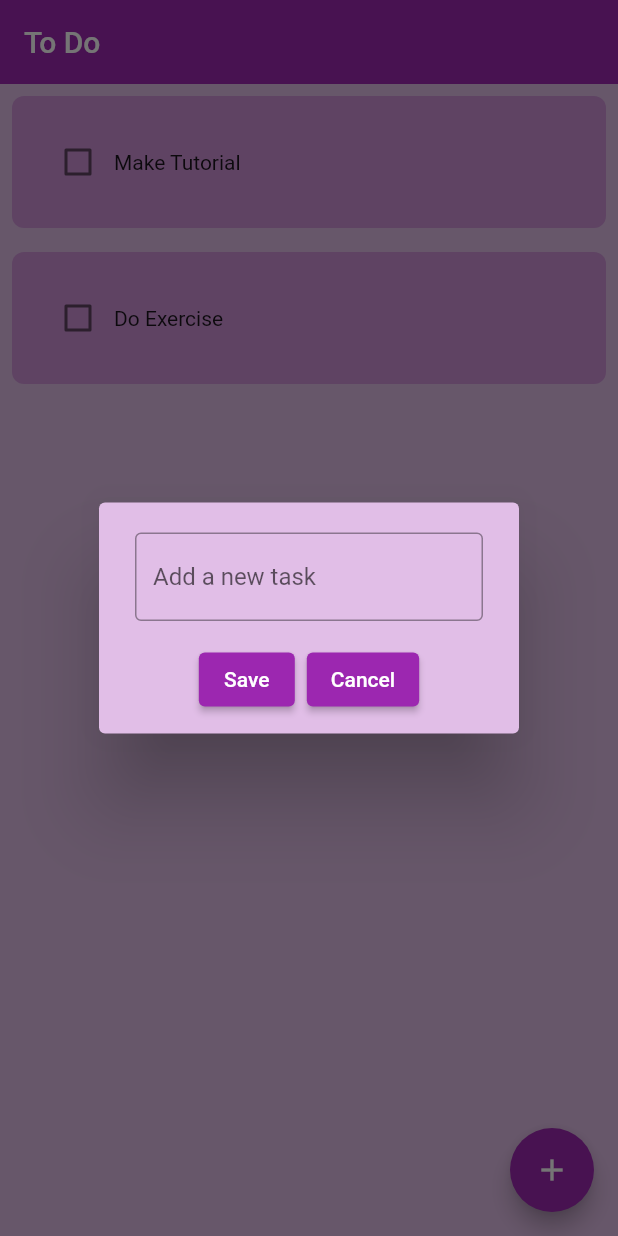
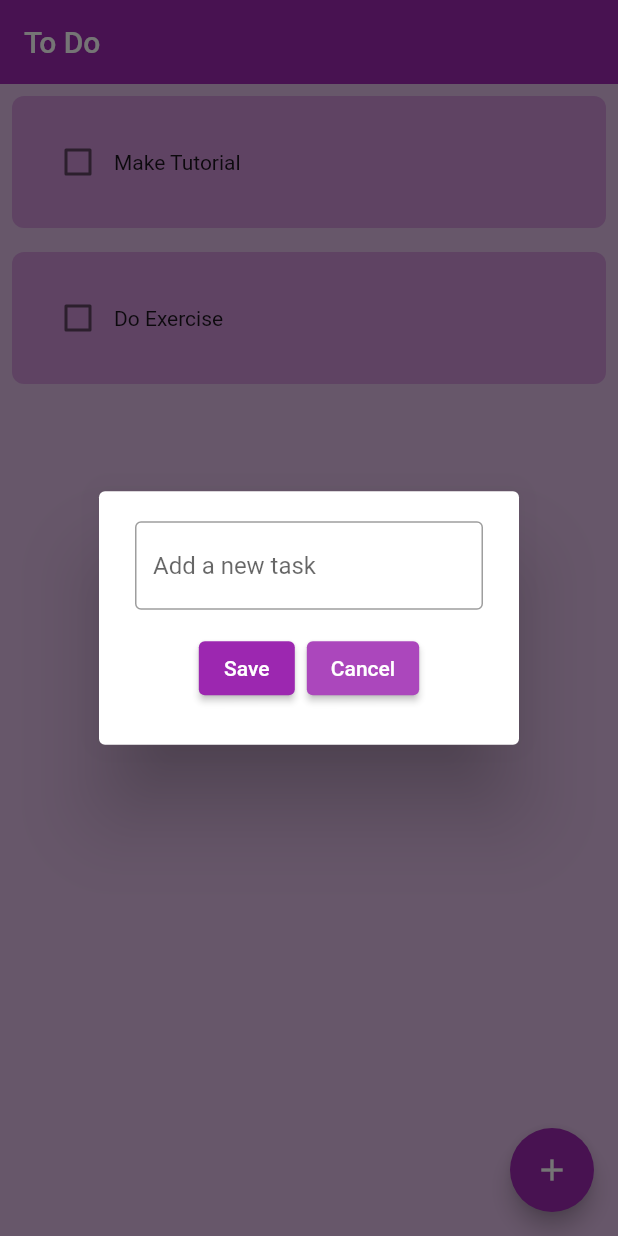
Before and after one commit to night-coder-13/todo_flutter, a Flutter app: the screen it shows after launch, after a tap on the "add" icon, on a phone screen of 412 x 824 dp. Run offline on Flutter 3.47's test engine with Material 2 defaults, Android fonts, the phone set to English and light mode, and no system bars; drawn by our look-alikes of flutter_slidable; our stand-ins replace hive_flutter; accounts and stored records are empty.

Commit message:
edit function

```diff
--- a/todo/lib/util/my_button.dart
+++ b/todo/lib/util/my_button.dart
@@ -5,10 +5,12 @@ import 'package:flutter/material.dart';
 class MyButton extends StatelessWidget {
   final String text;
   final VoidCallback onPressed;
+  final Color color;
 
   MyButton({super.key,
   required this.text ,
   required this.onPressed,
+  required this.color
   });
 
   @override
@@ -17,6 +19,9 @@ class MyButton extends StatelessWidget {
       // color: Theme.of(context).primaryColor,
       onPressed: onPressed,
       child: Text(text),
+      style: ElevatedButton.styleFrom(
+        backgroundColor: color
+      ),
     );
   }
 }
--- a/todo/lib/util/todolist.dart
+++ b/todo/lib/util/todolist.dart
@@ -7,6 +7,7 @@ class ToDoList extends StatelessWidget {
   final bool taskCompletad;
   Function(bool?)? onChanged;
   Function(BuildContext)? deleteFunction;
+  Function(BuildContext)? editFunction;
 
   ToDoList ({
     super.key,
@@ -14,6 +15,7 @@ class ToDoList extends StatelessWidget {
     required this.taskCompletad,
     required this.onChanged,
     required this.deleteFunction,
+    required this.editFunction,
   });
 
   @override
@@ -21,13 +23,24 @@ class ToDoList extends StatelessWidget {
     return Padding(
       padding: const EdgeInsets.all(8.0),
       child: Slidable(
+        startActionPane: ActionPane(
+          motion: StretchMotion(),
+          children: [
+            SlidableAction(
+              onPressed: editFunction,
+              icon: Icons.edit,
+              backgroundColor: Colors.blue.shade400,
+              borderRadius: BorderRadius.circular(8),
+          )
+          ]
+        ),
         endActionPane: ActionPane(
           motion: StretchMotion(),
           children: [
             SlidableAction(
               onPressed: deleteFunction,
               icon: Icons.delete,
-              backgroundColor: Colors.red.shade300,
+              backgroundColor: Colors.red.shade400,
               borderRadius: BorderRadius.circular(8),
           )
           ]
```
Also changed, not shown: todo/lib/page/HomePage.dart (+40 -3 lines), todo/lib/util/dialog_box.dart (+83 -4 lines).
